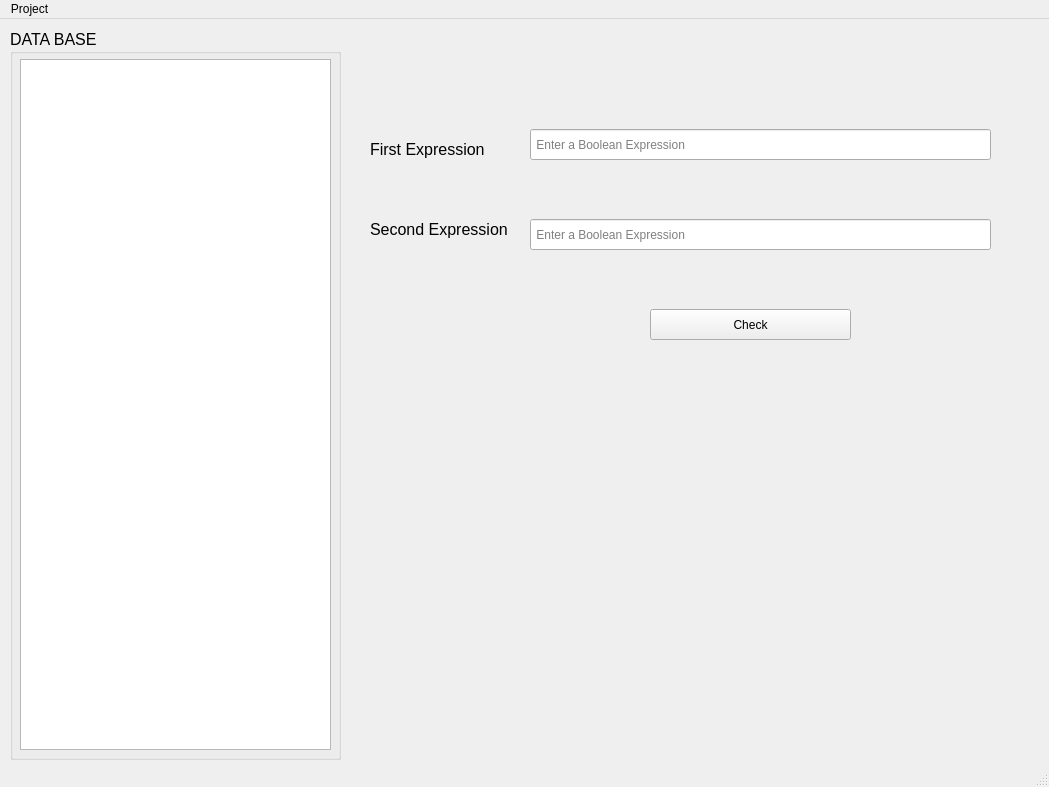
Old version of the form GUI.ui in the repository AbdelazizMG/Boolean-Equivalence-Checking-Tool.
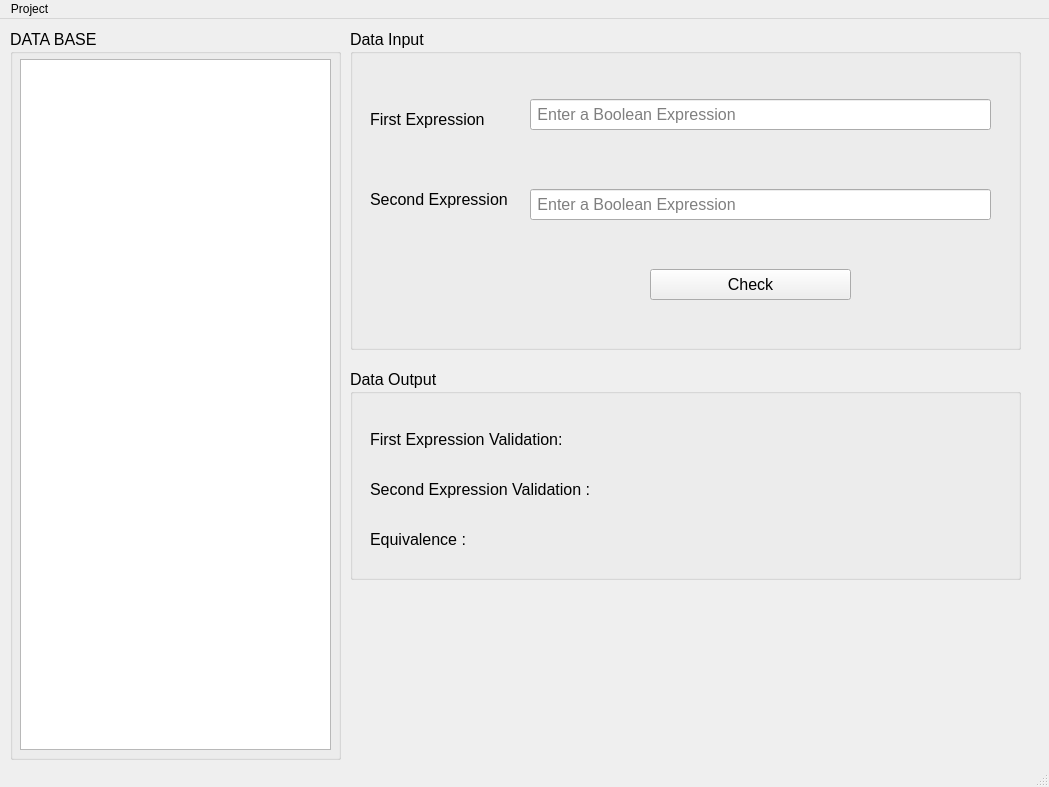
New version of the form.

```diff
--- a/GUI.ui
+++ b/GUI.ui
@@ -14,81 +14,6 @@
    <string>Sondos Tool</string>
   </property>
   <widget class="QWidget" name="centralwidget">
-   <widget class="QLineEdit" name="exp1_lineEdit">
-    <property name="geometry">
-     <rect>
-      <x>530</x>
-      <y>110</y>
-      <width>461</width>
-      <height>31</height>
-     </rect>
-    </property>
-    <property name="placeholderText">
-     <string> Enter a Boolean Expression</string>
-    </property>
-   </widget>
-   <widget class="QLineEdit" name="exp2_lineEdit">
-    <property name="geometry">
-     <rect>
-      <x>530</x>
-      <y>200</y>
-      <width>461</width>
-      <height>31</height>
-     </rect>
-    </property>
-    <property name="placeholderText">
-     <string> Enter a Boolean Expression</string>
-    </property>
-   </widget>
-   <widget class="QLabel" name="label">
-    <property name="geometry">
-     <rect>
-      <x>370</x>
-      <y>110</y>
-      <width>121</width>
-      <height>41</height>
-     </rect>
-    </property>
-    <property name="font">
-     <font>
-      <pointsize>12</pointsize>
-     </font>
-    </property>
-    <property name="text">
-     <string>First Expression </string>
-    </property>
-   </widget>
-   <widget class="QLabel" name="label_2">
-    <property name="geometry">
-     <rect>
-      <x>370</x>
-      <y>190</y>
-      <width>141</width>
-      <height>41</height>
-     </rect>
-    </property>
-    <property name="font">
-     <font>
-      <pointsize>12</pointsize>
-     </font>
-    </property>
-    <property name="text">
-     <string>Second Expression </string>
-    </property>
-   </widget>
-   <widget class="QPushButton" name="check_pushButton">
-    <property name="geometry">
-     <rect>
-      <x>650</x>
-      <y>290</y>
-      <width>201</width>
-      <height>31</height>
-     </rect>
-    </property>
-    <property name="text">
-     <string>Check</string>
-    </property>
-   </widget>
    <widget class="QGroupBox" name="groupBox">
     <property name="geometry">
      <rect>
@@ -117,6 +42,210 @@
      </property>
     </widget>
    </widget>
+   <widget class="QGroupBox" name="groupBox_2">
+    <property name="geometry">
+     <rect>
+      <x>350</x>
+      <y>10</y>
+      <width>671</width>
+      <height>321</height>
+     </rect>
+    </property>
+    <property name="font">
+     <font>
+      <pointsize>12</pointsize>
+     </font>
+    </property>
+    <property name="title">
+     <string>Data Input</string>
+    </property>
+    <widget class="QPushButton" name="check_pushButton">
+     <property name="geometry">
+      <rect>
+       <x>300</x>
+       <y>240</y>
+       <width>201</width>
+       <height>31</height>
+      </rect>
+     </property>
+     <property name="text">
+      <string>Check</string>
+     </property>
+    </widget>
+    <widget class="QLineEdit" name="exp1_lineEdit">
+     <property name="geometry">
+      <rect>
+       <x>180</x>
+       <y>70</y>
+       <width>461</width>
+       <height>31</height>
+      </rect>
+     </property>
+     <property name="placeholderText">
+      <string> Enter a Boolean Expression</string>
+     </property>
+    </widget>
+    <widget class="QLineEdit" name="exp2_lineEdit">
+     <property name="geometry">
+      <rect>
+       <x>180</x>
+       <y>160</y>
+       <width>461</width>
+       <height>31</height>
+      </rect>
+     </property>
+     <property name="placeholderText">
+      <string> Enter a Boolean Expression</string>
+     </property>
+    </widget>
+    <widget class="QLabel" name="label">
+     <property name="geometry">
+      <rect>
+       <x>20</x>
+       <y>70</y>
+       <width>121</width>
+       <height>41</height>
+      </rect>
+     </property>
+     <property name="font">
+      <font>
+       <pointsize>12</pointsize>
+      </font>
+     </property>
+     <property name="text">
+      <string>First Expression </string>
+     </property>
+    </widget>
+    <widget class="QLabel" name="label_2">
+     <property name="geometry">
+      <rect>
+       <x>20</x>
+       <y>150</y>
+       <width>141</width>
+       <height>41</height>
+      </rect>
+     </property>
+     <property name="font">
+      <font>
+       <pointsize>12</pointsize>
+      </font>
+     </property>
+     <property name="text">
+      <string>Second Expression </string>
+     </property>
+    </widget>
+   </widget>
+   <widget class="QGroupBox" name="groupBox_3">
+    <property name="geometry">
+     <rect>
+      <x>350</x>
+      <y>350</y>
+      <width>671</width>
+      <height>211</height>
+     </rect>
+    </property>
+    <property name="font">
+     <font>
+      <pointsize>12</pointsize>
+     </font>
+    </property>
+    <property name="title">
+     <string>Data Output</string>
+    </property>
+    <widget class="QLabel" name="label_3">
+     <property name="geometry">
+      <rect>
+       <x>20</x>
+       <y>50</y>
+       <width>201</width>
+       <height>41</height>
+      </rect>
+     </property>
+     <property name="font">
+      <font>
+       <pointsize>12</pointsize>
+      </font>
+     </property>
+     <property name="text">
+      <string>First Expression Validation:</string>
+     </property>
+    </widget>
+    <widget class="QLabel" name="label_4">
+     <property name="geometry">
+      <rect>
+       <x>20</x>
+       <y>100</y>
+       <width>231</width>
+       <height>41</height>
+      </rect>
+     </property>
+     <property name="font">
+      <font>
+       <pointsize>12</pointsize>
+      </font>
+     </property>
+     <property name="text">
+      <string>Second Expression Validation :</string>
+     </property>
+    </widget>
+    <widget class="QLabel" name="label_5">
+     <property name="geometry">
+      <rect>
+       <x>20</x>
+       <y>150</y>
+       <width>141</width>
+       <height>41</height>
+      </rect>
+     </property>
+     <property name="font">
+      <font>
+       <pointsize>12</pointsize>
+      </font>
+     </property>
+     <property name="text">
+      <string>Equivalence :</string>
+     </property>
+    </widget>
+    <widget class="QLabel" name="exp1Validation_label">
+     <property name="geometry">
+      <rect>
+       <x>250</x>
+       <y>60</y>
+       <width>281</width>
+       <height>21</height>
+      </rect>
+     </property>
+     <property name="text">
+      <string> </string>
+     </property>
+    </widget>
+    <widget class="QLabel" name="exp2Validation_label">
+     <property name="geometry">
+      <rect>
+       <x>250</x>
+       <y>110</y>
+       <width>281</width>
+       <height>21</height>
+      </rect>
+     </property>
+     <property name="text">
+      <string> </string>
+     </property>
+    </widget>
+    <widget class="QLabel" name="Equivalence_label">
+     <property name="geometry">
+      <rect>
+       <x>250</x>
+       <y>150</y>
+       <width>281</width>
+       <height>21</height>
+      </rect>
+     </property>
+     <property name="text">
+      <string> </string>
+     </property>
+    </widget>
+   </widget>
   </widget>
   <widget class="QMenuBar" name="menubar">
    <property name="geometry">
```
